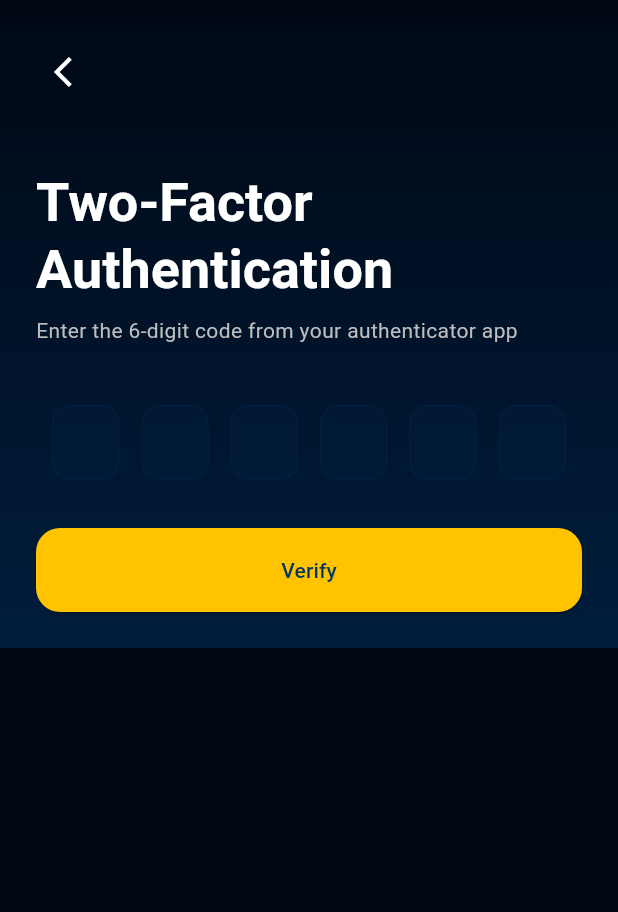
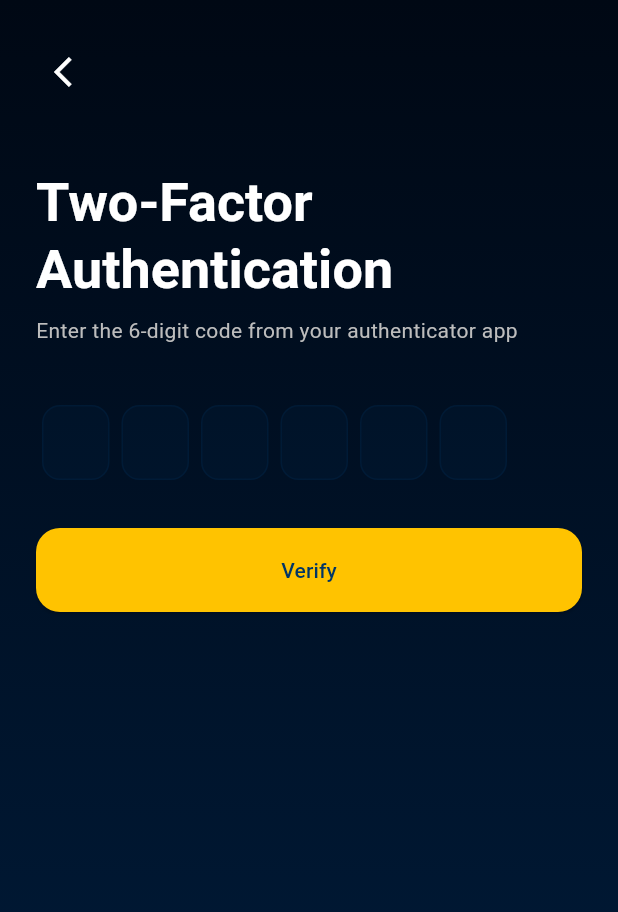
Before and after one commit to tekiplanet/safejet-exchange-p2p, a Flutter app: the TwoFactorAuthScreen screen opened directly with empty values, on a phone screen of 412 x 824 dp. Shown: the top 912 px of the screen. Run offline on Flutter 3.47's test engine with Material 3 defaults, Android fonts, the phone set to English and light mode, and no system bars; our stand-ins replace animate_do, country_picker, fl_chart, flutter_dotenv, flutter_secure_storage, get_it and 5 more; missing offline and left inert: mobile_scanner; accounts and stored records are empty.

Commit message:
Safejet backend

```diff
--- a/safejet_exchange/lib/screens/auth/two_factor_auth_screen.dart
+++ b/safejet_exchange/lib/screens/auth/two_factor_auth_screen.dart
@@ -94,6 +94,8 @@ class _TwoFactorAuthScreenState extends State<TwoFactorAuthScreen> {
   Widget build(BuildContext context) {
     return Scaffold(
       body: Container(
+        width: double.infinity,
+        height: double.infinity,
         decoration: BoxDecoration(
           gradient: LinearGradient(
             begin: Alignment.topCenter,
@@ -128,40 +130,13 @@ class _TwoFactorAuthScreenState extends State<TwoFactorAuthScreen> {
                   style: TextStyle(color: Colors.grey[400]),
                 ),
                 const SizedBox(height: 40),
-                Row(
-                  mainAxisAlignment: MainAxisAlignment.spaceEvenly,
+                SingleChildScrollView(
+                  scrollDirection: Axis.horizontal,
+                  child: Row(
+                    mainAxisAlignment: MainAxisAlignment.center,
                     children: List.generate(
                       6,
-                    (index) => _buildCodeInput(index),
-                  ),
-                ),
-                const SizedBox(height: 32),
-                SizedBox(
-                  width: double.infinity,
-                  height: 56,
-                  child: ElevatedButton(
-                    onPressed: _isLoading ? null : _verify2FA,
-                    style: ElevatedButton.styleFrom(
-                      backgroundColor: SafeJetColors.secondaryHighlight,
-                      shape: RoundedRectangleBorder(
-                        borderRadius: BorderRadius.circular(16),
-                      ),
-                    ),
-                    child: _isLoading
-                        ? const CircularProgressIndicator(color: Colors.white)
-                        : const Text('Verify'),
-                  ),
-                ),
-              ],
-            ),
-          ),
-        ),
-      ),
-    );
-  }
-
-  Widget _buildCodeInput(int index) {
-    return Container(
+                      (index) => Container(
                         width: 45,
                         height: 50,
                         margin: const EdgeInsets.symmetric(horizontal: 4),
@@ -196,6 +171,39 @@ class _TwoFactorAuthScreenState extends State<TwoFactorAuthScreen> {
                             }
                           },
                         ),
+                      ),
+                    ),
+                  ),
+                ),
+                const SizedBox(height: 32),
+                SizedBox(
+                  width: double.infinity,
+                  height: 56,
+                  child: ElevatedButton(
+                    onPressed: _isLoading ? null : _verify2FA,
+                    style: ElevatedButton.styleFrom(
+                      backgroundColor: SafeJetColors.secondaryHighlight,
+                      shape: RoundedRectangleBorder(
+                        borderRadius: BorderRadius.circular(16),
+                      ),
+                    ),
+                    child: _isLoading
+                        ? const SizedBox(
+                            height: 24,
+                            width: 24,
+                            child: CircularProgressIndicator(
+                              strokeWidth: 2,
+                              valueColor: AlwaysStoppedAnimation<Color>(Colors.white),
+                            ),
+                          )
+                        : const Text('Verify'),
+                  ),
+                ),
+              ],
+            ),
+          ),
+        ),
+      ),
     );
   }
 }
```
Also changed, not shown: safejet_exchange/lib/services/auth_service.dart (+8 -11 lines), 1 other file. Lines whose indentation alone changed are shown as unchanged.
